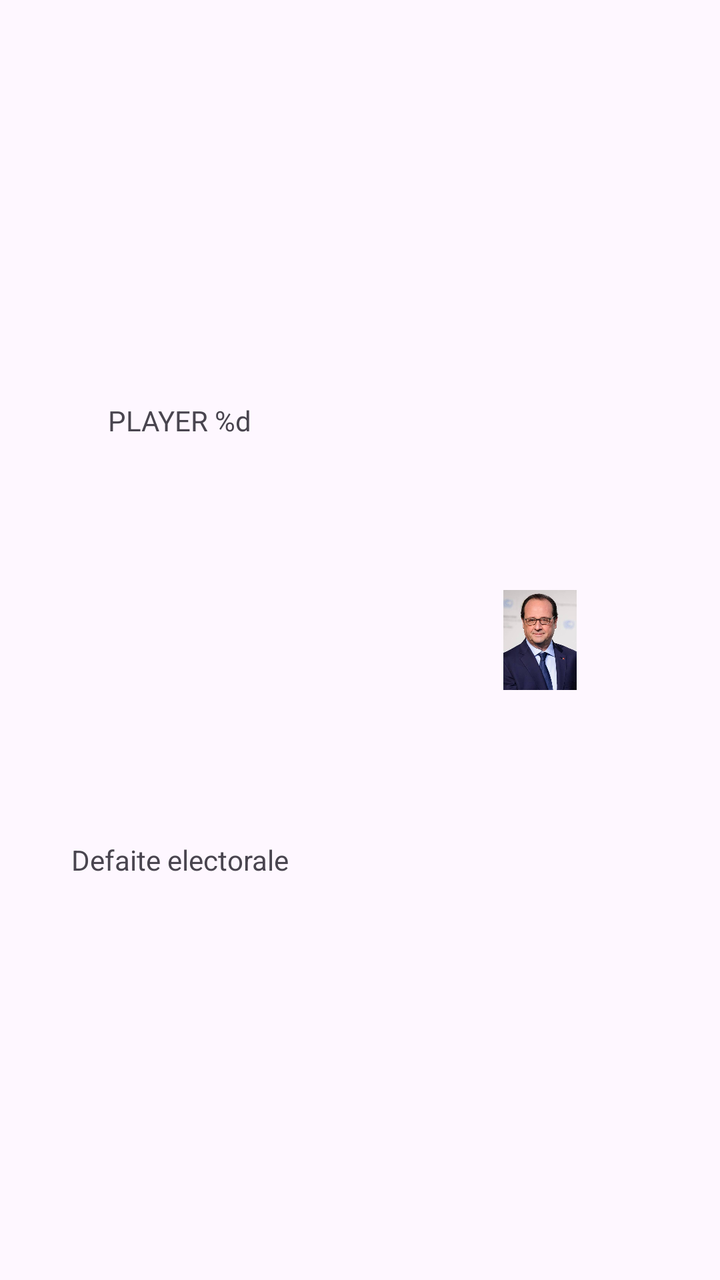
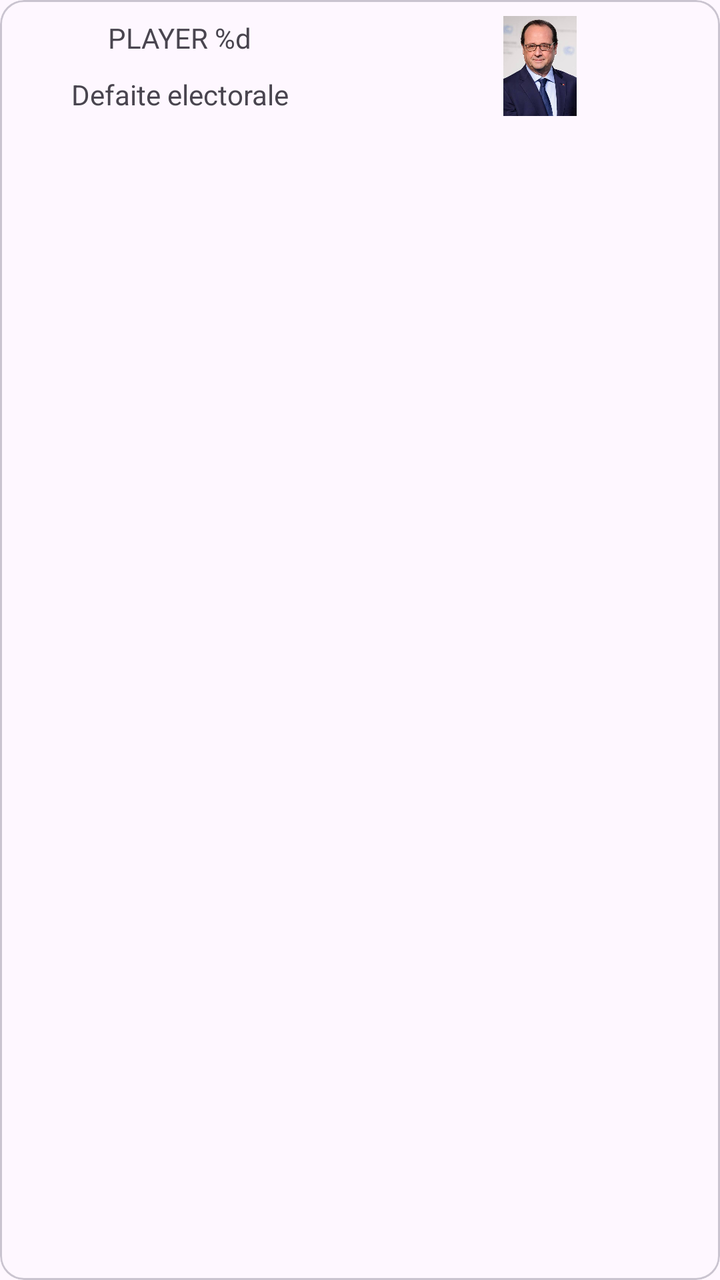

Screens rendered from an Android XML layout before and after an edit, with the pre-edit source and the edit as a unified diff.
<!-- AndroidManifest.xml: application theme Theme.Republic -->
<!-- res/layout/ending_player_item.xml -->
<?xml version="1.0" encoding="utf-8"?>
<androidx.constraintlayout.widget.ConstraintLayout xmlns:android="http://schemas.android.com/apk/res/android"
    xmlns:app="http://schemas.android.com/apk/res-auto"
    xmlns:tools="http://schemas.android.com/tools"
    android:layout_width="match_parent"
    android:layout_height="wrap_content">

    <ImageView
        android:id="@+id/ending_item_player_image"
        android:layout_width="0dp"
        android:layout_height="50dp"
        android:layout_marginStart="8dp"
        android:layout_marginTop="8dp"
        android:layout_marginEnd="8dp"
        android:layout_marginBottom="8dp"
        app:layout_constraintBottom_toBottomOf="parent"
        app:layout_constraintDimensionRatio="w,1:1"
        app:layout_constraintEnd_toEndOf="parent"
        app:layout_constraintStart_toStartOf="@+id/ending_item_text_barrier"
        app:layout_constraintTop_toTopOf="parent"
        app:srcCompat="@drawable/hollande_1" />

    <TextView
        android:id="@+id/ending_item_player"
        android:layout_width="wrap_content"
        android:layout_height="wrap_content"
        android:layout_marginStart="8dp"
        android:layout_marginEnd="8dp"
        android:text="@string/game_player_card_name"
        app:layout_constraintBottom_toTopOf="@+id/ending_item_lost_text"
        app:layout_constraintEnd_toStartOf="@+id/ending_item_text_barrier"
        app:layout_constraintStart_toStartOf="parent"
        app:layout_constraintTop_toTopOf="parent" />

    <TextView
        android:id="@+id/ending_item_lost_text"
        android:layout_width="wrap_content"
        android:layout_height="wrap_content"
        android:layout_marginStart="8dp"
        android:layout_marginEnd="8dp"
        android:text="@string/ending_lost_alive"
        app:layout_constraintBottom_toBottomOf="parent"
        app:layout_constraintEnd_toStartOf="@+id/ending_item_text_barrier"
        app:layout_constraintStart_toStartOf="parent"
        app:layout_constraintTop_toBottomOf="@+id/ending_item_player" />

    <androidx.constraintlayout.widget.Barrier
        android:id="@+id/ending_item_text_barrier"
        android:layout_width="wrap_content"
        android:layout_height="wrap_content"
        app:barrierDirection="end"
        app:constraint_referenced_ids="ending_item_player,ending_item_lost_text"
        app:layout_constraintBottom_toBottomOf="parent"
        app:layout_constraintEnd_toEndOf="parent"
        app:layout_constraintStart_toStartOf="parent"
        app:layout_constraintTop_toTopOf="parent" />
</androidx.constraintlayout.widget.ConstraintLayout>
<!-- resources referenced by this layout -->
<resources>
  <!-- drawable hollande_1: jpeg bitmap (drawable, 19009 bytes) -->
  <string name="ending_lost_alive">Defaite electorale</string>
  <string name="game_player_card_name">PLAYER %d</string>
  <style name="Theme.Republic" parent="Base.Theme.Republic" />
  <style name="Base.Theme.Republic" parent="Theme.Material3.DayNight.NoActionBar">
          
          
      </style>
</resources>

<!-- the commit's change to res/layout/ending_player_item.xml (unified diff, before → after) -->
@@ -1,57 +1,66 @@
 <?xml version="1.0" encoding="utf-8"?>
-<androidx.constraintlayout.widget.ConstraintLayout xmlns:android="http://schemas.android.com/apk/res/android"
+<com.google.android.material.card.MaterialCardView
+    xmlns:android="http://schemas.android.com/apk/res/android"
     xmlns:app="http://schemas.android.com/apk/res-auto"
-    xmlns:tools="http://schemas.android.com/tools"
+    android:id="@+id/ending_item_card"
     android:layout_width="match_parent"
-    android:layout_height="wrap_content">
+    android:layout_height="wrap_content"
+    app:strokeWidth="1dp">
 
-    <ImageView
-        android:id="@+id/ending_item_player_image"
-        android:layout_width="0dp"
-        android:layout_height="50dp"
-        android:layout_marginStart="8dp"
-        android:layout_marginTop="8dp"
-        android:layout_marginEnd="8dp"
-        android:layout_marginBottom="8dp"
-        app:layout_constraintBottom_toBottomOf="parent"
-        app:layout_constraintDimensionRatio="w,1:1"
-        app:layout_constraintEnd_toEndOf="parent"
-        app:layout_constraintStart_toStartOf="@+id/ending_item_text_barrier"
-        app:layout_constraintTop_toTopOf="parent"
-        app:srcCompat="@drawable/hollande_1" />
+    <androidx.constraintlayout.widget.ConstraintLayout
 
-    <TextView
-        android:id="@+id/ending_item_player"
-        android:layout_width="wrap_content"
-        android:layout_height="wrap_content"
-        android:layout_marginStart="8dp"
-        android:layout_marginEnd="8dp"
-        android:text="@string/game_player_card_name"
-        app:layout_constraintBottom_toTopOf="@+id/ending_item_lost_text"
-        app:layout_constraintEnd_toStartOf="@+id/ending_item_text_barrier"
-        app:layout_constraintStart_toStartOf="parent"
-        app:layout_constraintTop_toTopOf="parent" />
+        android:layout_width="match_parent"
+        android:layout_height="wrap_content">
 
-    <TextView
-        android:id="@+id/ending_item_lost_text"
-        android:layout_width="wrap_content"
-        android:layout_height="wrap_content"
-        android:layout_marginStart="8dp"
-        android:layout_marginEnd="8dp"
-        android:text="@string/ending_lost_alive"
-        app:layout_constraintBottom_toBottomOf="parent"
-        app:layout_constraintEnd_toStartOf="@+id/ending_item_text_barrier"
-        app:layout_constraintStart_toStartOf="parent"
-        app:layout_constraintTop_toBottomOf="@+id/ending_item_player" />
+        <ImageView
+            android:id="@+id/ending_item_player_image"
+            android:layout_width="0dp"
+            android:layout_height="50dp"
+            android:layout_marginStart="8dp"
+            android:layout_marginTop="8dp"
+            android:layout_marginEnd="8dp"
+            android:layout_marginBottom="8dp"
+            app:layout_constraintBottom_toBottomOf="parent"
+            app:layout_constraintDimensionRatio="w,1:1"
+            app:layout_constraintEnd_toEndOf="parent"
+            app:layout_constraintStart_toStartOf="@+id/ending_item_text_barrier"
+            app:layout_constraintTop_toTopOf="parent"
+            app:srcCompat="@drawable/hollande_1" />
 
-    <androidx.constraintlayout.widget.Barrier
-        android:id="@+id/ending_item_text_barrier"
-        android:layout_width="wrap_content"
-        android:layout_height="wrap_content"
-        app:barrierDirection="end"
-        app:constraint_referenced_ids="ending_item_player,ending_item_lost_text"
-        app:layout_constraintBottom_toBottomOf="parent"
-        app:layout_constraintEnd_toEndOf="parent"
-        app:layout_constraintStart_toStartOf="parent"
-        app:layout_constraintTop_toTopOf="parent" />
-</androidx.constraintlayout.widget.ConstraintLayout>
+        <TextView
+            android:id="@+id/ending_item_player"
+            android:layout_width="wrap_content"
+            android:layout_height="wrap_content"
+            android:layout_marginStart="8dp"
+            android:layout_marginEnd="8dp"
+            android:text="@string/game_player_card_name"
+            app:layout_constraintBottom_toTopOf="@+id/ending_item_lost_text"
+            app:layout_constraintEnd_toStartOf="@+id/ending_item_text_barrier"
+            app:layout_constraintStart_toStartOf="parent"
+            app:layout_constraintTop_toTopOf="parent" />
+
+        <TextView
+            android:id="@+id/ending_item_lost_text"
+            android:layout_width="wrap_content"
+            android:layout_height="wrap_content"
+            android:layout_marginStart="8dp"
+            android:layout_marginEnd="8dp"
+            android:text="@string/ending_lost_alive"
+            app:layout_constraintBottom_toBottomOf="parent"
+            app:layout_constraintEnd_toStartOf="@+id/ending_item_text_barrier"
+            app:layout_constraintStart_toStartOf="parent"
+            app:layout_constraintTop_toBottomOf="@+id/ending_item_player" />
+
+        <androidx.constraintlayout.widget.Barrier
+            android:id="@+id/ending_item_text_barrier"
+            android:layout_width="wrap_content"
+            android:layout_height="wrap_content"
+            app:barrierDirection="end"
+            app:constraint_referenced_ids="ending_item_player,ending_item_lost_text"
+            app:layout_constraintBottom_toBottomOf="parent"
+            app:layout_constraintEnd_toEndOf="parent"
+            app:layout_constraintStart_toStartOf="parent"
+            app:layout_constraintTop_toTopOf="parent" />
+    </androidx.constraintlayout.widget.ConstraintLayout>
+
+</com.google.android.material.card.MaterialCardView>
